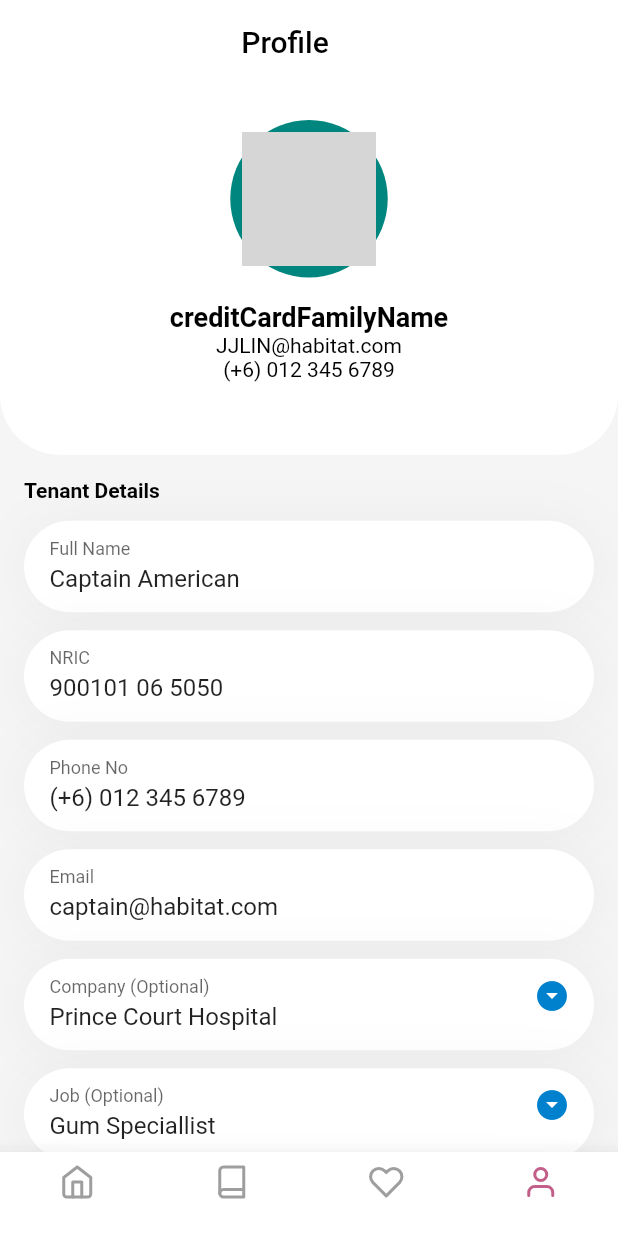
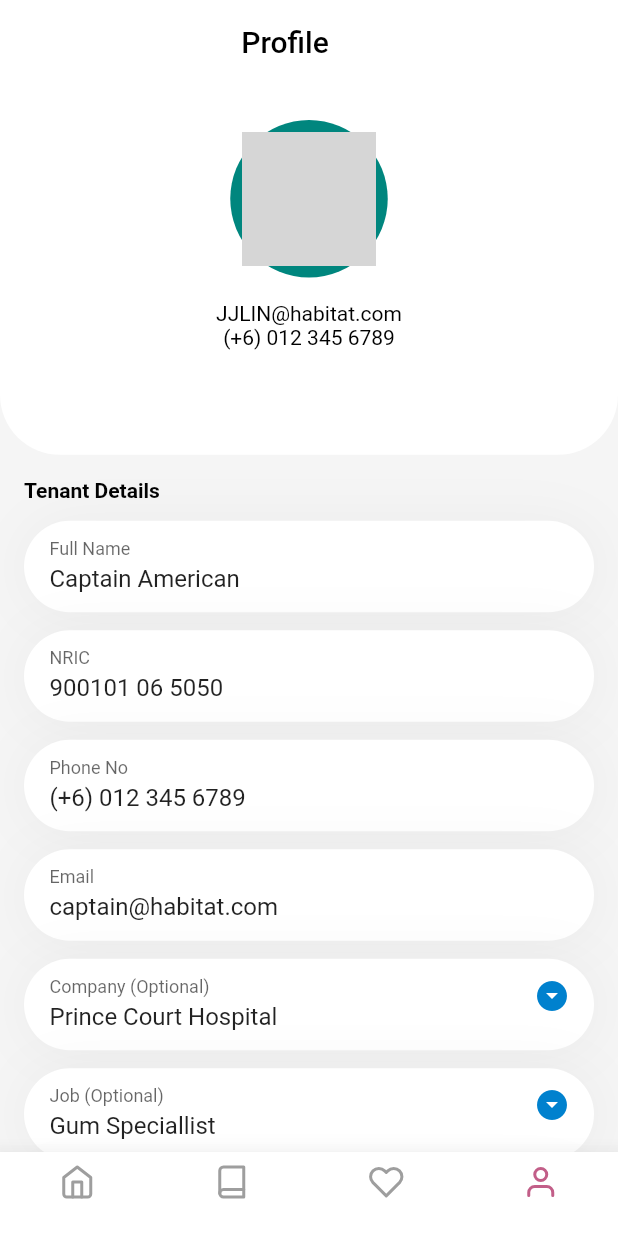
Before and after one commit to Rotary-Club/habitat, a Flutter app: the screen it shows after launch, item 4 of the bottom bar chosen, on a phone screen of 412 x 824 dp. Run offline on Flutter 3.47's test engine with Material 2 defaults, Android fonts, the phone set to English and light mode, and no system bars; our stand-ins replace dio, flutter_icons, native_pdf_view, pdf, retrofit; missing offline and left inert: progressive_image; generated files the repository leaves out were written again; Roboto replaces fonts that are missing (Poppins); grey boxes are pictures that could not be loaded.

Commit message:
🐛 Remove undefined AutofillHints

```diff
--- a/lib/widgets/app_avatar_container.dart
+++ b/lib/widgets/app_avatar_container.dart
@@ -50,11 +50,6 @@ class AppAvatarContainer extends StatelessWidget {
             ),
           ),
           AppHeightSizedBox.smallBox,
-          AppText(
-            AutofillHints.creditCardFamilyName,
-            fontWeight: FontWeight.bold,
-            fontSize: 18,
-          ),
           AppText(email),
           AppText(phoneNo),
         ],
```
